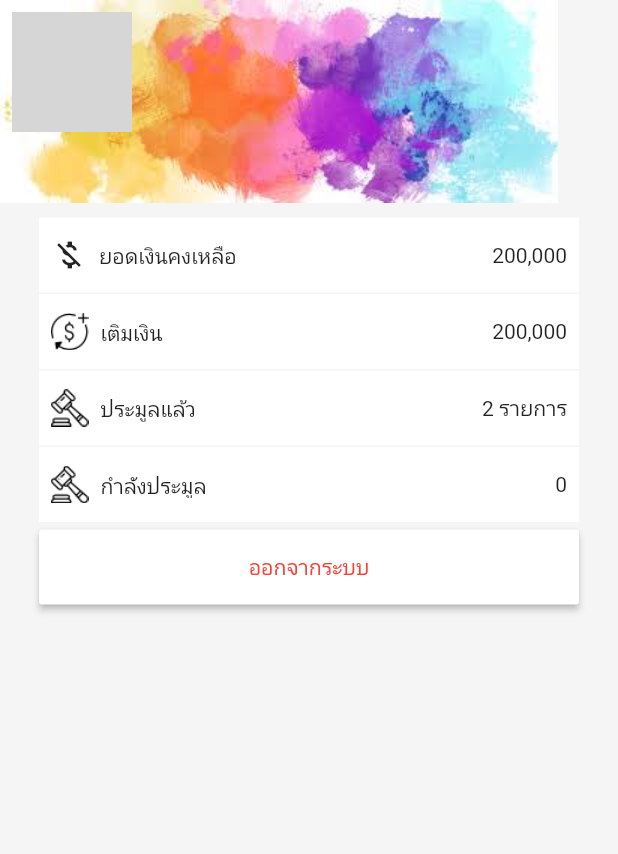
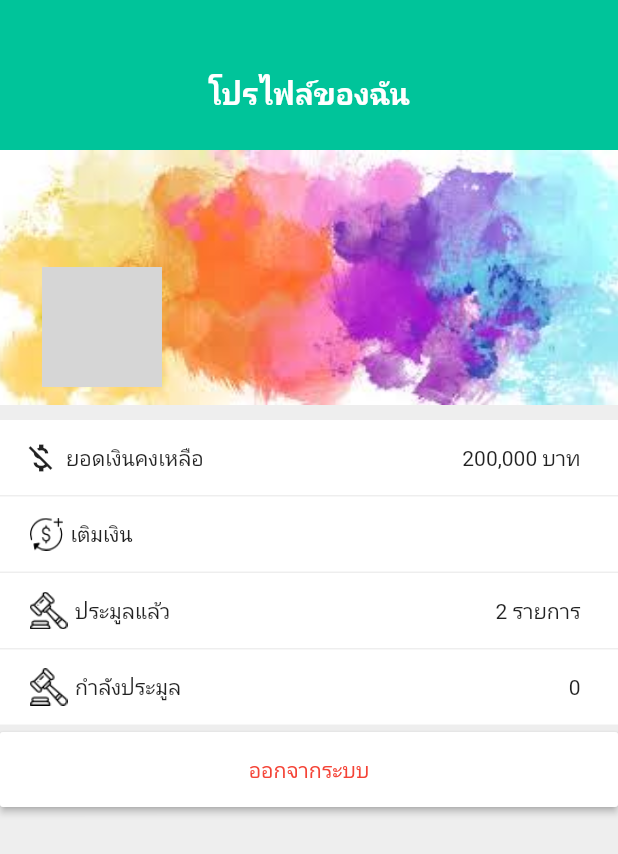
Before and after one commit to mukuro557/fun-garden, a Flutter app: the Myuser screen opened directly, on a phone screen of 412 x 824 dp. Shown: the top 854 px of the screen. Run offline on Flutter 3.47's test engine with Material 2 defaults, Android fonts, the phone set to English and light mode, and no system bars; our stand-ins replace carousel_slider, firebase_auth, firebase_core, google_sign_in, shared_preferences; accounts and stored records are empty; network calls fail; grey boxes are pictures that could not be loaded.

Commit message:
edit ui myuser page

```diff
--- a/lib/myuser.dart
+++ b/lib/myuser.dart
@@ -78,18 +78,42 @@ class _MyuserState extends State<Myuser> {
   @override
   Widget build(BuildContext context) {
     return Scaffold(
-      body: Container(
-        color: Colors.grey[100],
+      backgroundColor: Colors.grey[200],
+      body: Column(
+        children: [
+          Container(
+            width: 500,
+            height: 100,
+            color: Color.fromRGBO(0, 196, 154, 10),
+            child: Padding(
+              padding: const EdgeInsets.only(top: 25),
+              child: Center(
+                child: Text(
+                  'โปรไฟล์ของฉัน',
+                  style: TextStyle(
+                      color: Colors.white,
+                      fontWeight: FontWeight.bold,
+                      fontSize: 20),
+                ),
+              ),
+            ),
+          ),
+          Container(
             child: Column(
               children: [
                 Stack(
                   children: [
                     Container(
+                      width: 500,
+                      height: 170,
                       child: Image.asset(
                         'assets/images/bg.jpg',
+                        fit: BoxFit.cover,
                       ),
                     ),
-                Row(
+                    Padding(
+                      padding: const EdgeInsets.only(top: 70, left: 20),
+                      child: Row(
                         children: [
                           Padding(
                             padding: const EdgeInsets.all(8.0),
@@ -107,6 +131,7 @@ class _MyuserState extends State<Myuser> {
                           )
                         ],
                       ),
+                    ),
                   ],
                 ),
                 Padding(
@@ -114,20 +139,20 @@ class _MyuserState extends State<Myuser> {
                   child: Column(
                     children: [
                       Container(
-                    width: 360,
+                        width: 500,
                         height: 50,
                         color: Colors.white,
                         child: Padding(
-                      padding: const EdgeInsets.all(8.0),
+                          padding: const EdgeInsets.only(left: 15, right: 25),
                           child: Row(
                             children: [
                               Icon(Icons.money_off),
-                          Padding(
-                            padding: const EdgeInsets.all(8.0),
-                            child: Text('ยอดเงินคงเหลือ'),
+                              SizedBox(
+                                width: 5,
                               ),
+                              Text('ยอดเงินคงเหลือ'),
                               Spacer(),
-                          Text('200,000')
+                              Text('200,000 บาท')
                             ],
                           ),
                         ),
@@ -135,23 +160,21 @@ class _MyuserState extends State<Myuser> {
                       Padding(
                         padding: const EdgeInsets.only(top: 1),
                         child: Container(
-                      width: 360,
+                          width: 500,
                           height: 50,
                           color: Colors.white,
                           child: Padding(
-                        padding: const EdgeInsets.all(8.0),
+                            padding: const EdgeInsets.only(left: 20),
                             child: Row(
                               children: [
                                 Image.asset(
                                   'assets/images/add.png',
-                              width: 25,
+                                  width: 22,
                                 ),
-                            Padding(
-                              padding: const EdgeInsets.all(8.0),
-                              child: Text('เติมเงิน'),
+                                SizedBox(
+                                  width: 5,
                                 ),
-                            Spacer(),
-                            Text('200,000')
+                                Text('เติมเงิน'),
                               ],
                             ),
                           ),
@@ -160,21 +183,21 @@ class _MyuserState extends State<Myuser> {
                       Padding(
                         padding: const EdgeInsets.only(top: 1),
                         child: Container(
-                      width: 360,
+                          width: 500,
                           height: 50,
                           color: Colors.white,
                           child: Padding(
-                        padding: const EdgeInsets.all(8.0),
+                            padding: const EdgeInsets.only(left: 20, right: 25),
                             child: Row(
                               children: [
                                 Image.asset(
                                   'assets/images/auction.png',
                                   width: 25,
                                 ),
-                            Padding(
-                              padding: const EdgeInsets.all(8.0),
-                              child: Text('ประมูลแล้ว'),
+                                SizedBox(
+                                  width: 5,
                                 ),
+                                Text('ประมูลแล้ว'),
                                 Spacer(),
                                 Text('2 รายการ')
                               ],
@@ -185,21 +208,21 @@ class _MyuserState extends State<Myuser> {
                       Padding(
                         padding: const EdgeInsets.only(top: 1),
                         child: Container(
-                      width: 360,
+                          width: 500,
                           height: 50,
                           color: Colors.white,
                           child: Padding(
-                        padding: const EdgeInsets.all(8.0),
+                            padding: const EdgeInsets.only(left: 20, right: 25),
                             child: Row(
                               children: [
                                 Image.asset(
                                   'assets/images/auction.png',
                                   width: 25,
                                 ),
-                            Padding(
-                              padding: const EdgeInsets.all(8.0),
-                              child: Text('กำลังประมูล'),
+                                SizedBox(
+                                  width: 5,
                                 ),
+                                Text('กำลังประมูล'),
                                 Spacer(),
                                 Text('0')
                               ],
@@ -210,7 +233,7 @@ class _MyuserState extends State<Myuser> {
                       Padding(
                         padding: const EdgeInsets.only(top: 5),
                         child: Container(
-                      width: 360,
+                          width: 500,
                           height: 50,
                           child: RaisedButton(
                             color: Colors.white,
@@ -230,6 +253,8 @@ class _MyuserState extends State<Myuser> {
               ],
             ),
           ),
+        ],
+      ),
     );
   }
 }
```
Lines whose indentation alone changed are shown as unchanged.
